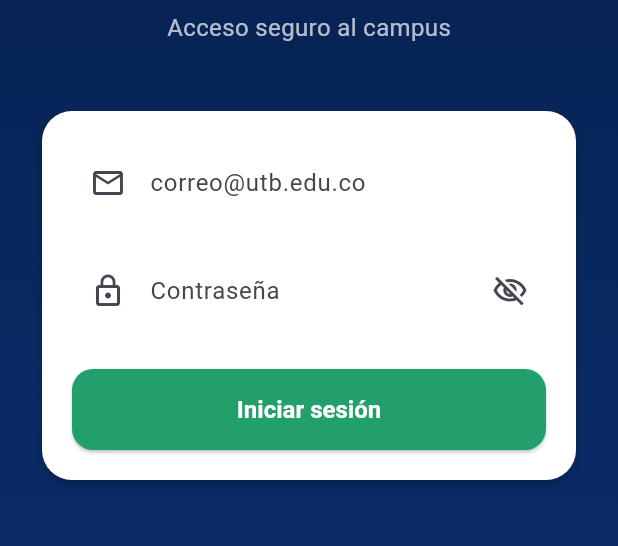
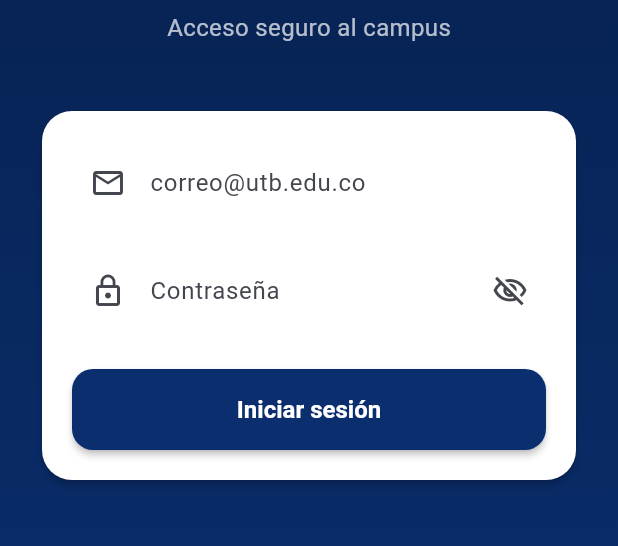
Before and after one commit to ISCOUTB/AS_campusID, a Flutter app: the screen it shows after launch, on a phone screen of 412 x 824 dp, the part 486-1032 px from its top. Run offline on Flutter 3.47's test engine with Material 3 defaults, Android fonts, the phone set to English and light mode, and no system bars; Roboto replaces fonts that are missing (SF Pro Display).

Commit message:
Primer commit: Login con botón azul

```diff
--- a/campus_id/lib/screens/login_screen.dart
+++ b/campus_id/lib/screens/login_screen.dart
@@ -1,8 +1,64 @@
 import 'package:flutter/material.dart';
 import '../core/theme/app_theme.dart';
 
-class LoginScreen extends StatelessWidget {
+class LoginScreen extends StatefulWidget {
   const LoginScreen({super.key});
+
+  @override
+  State<LoginScreen> createState() => _LoginScreenState();
+}
+
+class _LoginScreenState extends State<LoginScreen> {
+  final _emailController = TextEditingController();
+  final _passwordController = TextEditingController();
+  bool _isPasswordVisible = false;
+  bool _isLoading = false;
+
+  @override
+  void dispose() {
+    _emailController.dispose();
+    _passwordController.dispose();
+    super.dispose();
+  }
+
+  void _handleLogin() async {
+    // Validar campos
+    if (_emailController.text.isEmpty) {
+      _showSnackBar('Por favor ingresa tu correo electrónico');
+      return;
+    }
+    if (_passwordController.text.isEmpty) {
+      _showSnackBar('Por favor ingresa tu contraseña');
+      return;
+    }
+
+    setState(() {
+      _isLoading = true;
+    });
+
+    // Simular proceso de login
+    await Future.delayed(const Duration(seconds: 2));
+
+    setState(() {
+      _isLoading = false;
+    });
+
+    // Navegar a home
+    if (mounted) {
+      Navigator.pushReplacementNamed(context, '/home');
+    }
+  }
+
+  void _showSnackBar(String message) {
+    ScaffoldMessenger.of(context).showSnackBar(
+      SnackBar(
+        content: Text(message),
+        backgroundColor: AppTheme.alertRed,
+        behavior: SnackBarBehavior.floating,
+        shape: RoundedRectangleBorder(borderRadius: BorderRadius.circular(10)),
+      ),
+    );
+  }
 
   @override
   Widget build(BuildContext context) {
@@ -49,28 +105,70 @@ class LoginScreen extends StatelessWidget {
                     child: Column(
                       children: [
                         TextField(
-                          decoration: InputDecoration(
+                          controller: _emailController,
+                          decoration: const InputDecoration(
                             hintText: 'correo@utb.edu.co',
-                            prefixIcon: const Icon(Icons.email_outlined),
+                            prefixIcon: Icon(Icons.email_outlined),
                           ),
                         ),
                         const SizedBox(height: 16),
                         TextField(
-                          obscureText: true,
+                          controller: _passwordController,
+                          obscureText: !_isPasswordVisible,
                           decoration: InputDecoration(
                             hintText: 'Contraseña',
                             prefixIcon: const Icon(Icons.lock_outline),
-                            suffixIcon: const Icon(
-                              Icons.visibility_off_outlined,
+                            suffixIcon: IconButton(
+                              icon: Icon(
+                                _isPasswordVisible
+                                    ? Icons.visibility_outlined
+                                    : Icons.visibility_off_outlined,
+                              ),
+                              onPressed: () {
+                                setState(() {
+                                  _isPasswordVisible = !_isPasswordVisible;
+                                });
+                              },
                             ),
                           ),
                         ),
                         const SizedBox(height: 24),
-                        ElevatedButton(
-                          onPressed: () {
-                            Navigator.pushReplacementNamed(context, '/home');
-                          },
-                          child: const Text('Iniciar sesión'),
+                        // Botón Iniciar sesión - COLOR AZUL
+                        SizedBox(
+                          width: double.infinity,
+                          height: 54,
+                          child: ElevatedButton(
+                            onPressed: _isLoading ? null : _handleLogin,
+                            style: ElevatedButton.styleFrom(
+                              backgroundColor:
+                                  AppTheme.primaryBlue, // Color azul
+                              foregroundColor: Colors.white,
+                              disabledBackgroundColor: AppTheme.primaryBlue
+                                  .withOpacity(0.6),
+                              shape: RoundedRectangleBorder(
+                                borderRadius: BorderRadius.circular(14),
+                              ),
+                              elevation: 2,
+                            ),
+                            child: _isLoading
+                                ? const SizedBox(
+                                    width: 24,
+                                    height: 24,
+                                    child: CircularProgressIndicator(
+                                      strokeWidth: 2,
+                                      valueColor: AlwaysStoppedAnimation<Color>(
+                                        Colors.white,
+                                      ),
+                                    ),
+                                  )
+                                : const Text(
+                                    'Iniciar sesión',
+                                    style: TextStyle(
+                                      fontSize: 16,
+                                      fontWeight: FontWeight.w600,
+                                    ),
+                                  ),
+                          ),
                         ),
                       ],
                     ),
```
Also changed, not shown: campus_id/lib/core/theme/app_theme.dart (+2 -7 lines).
